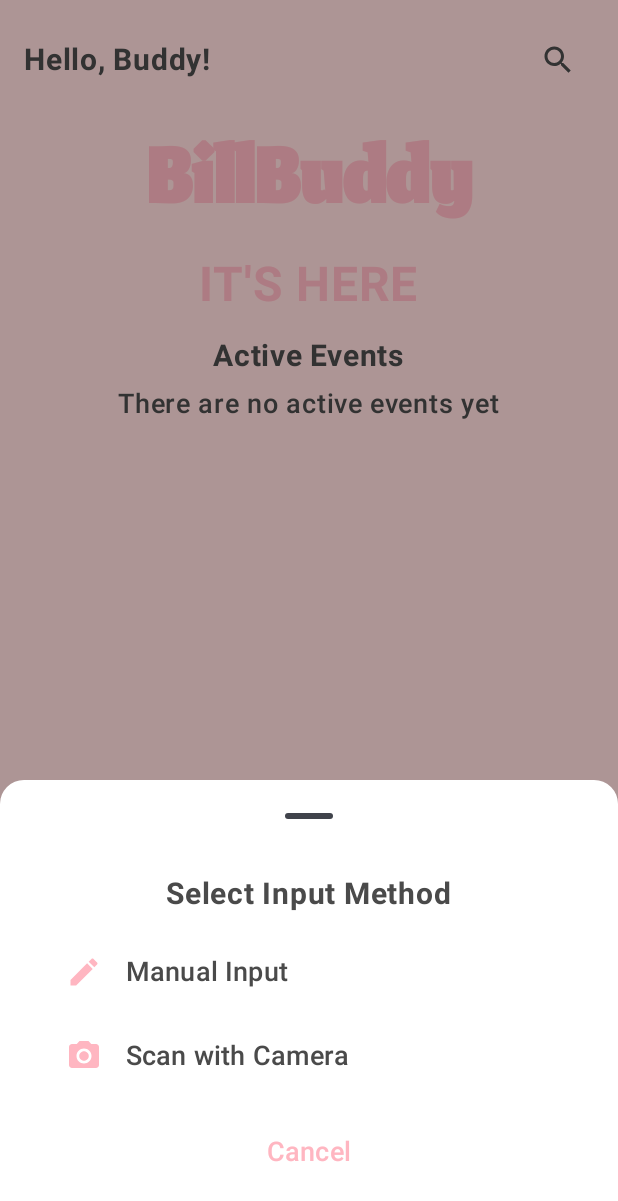
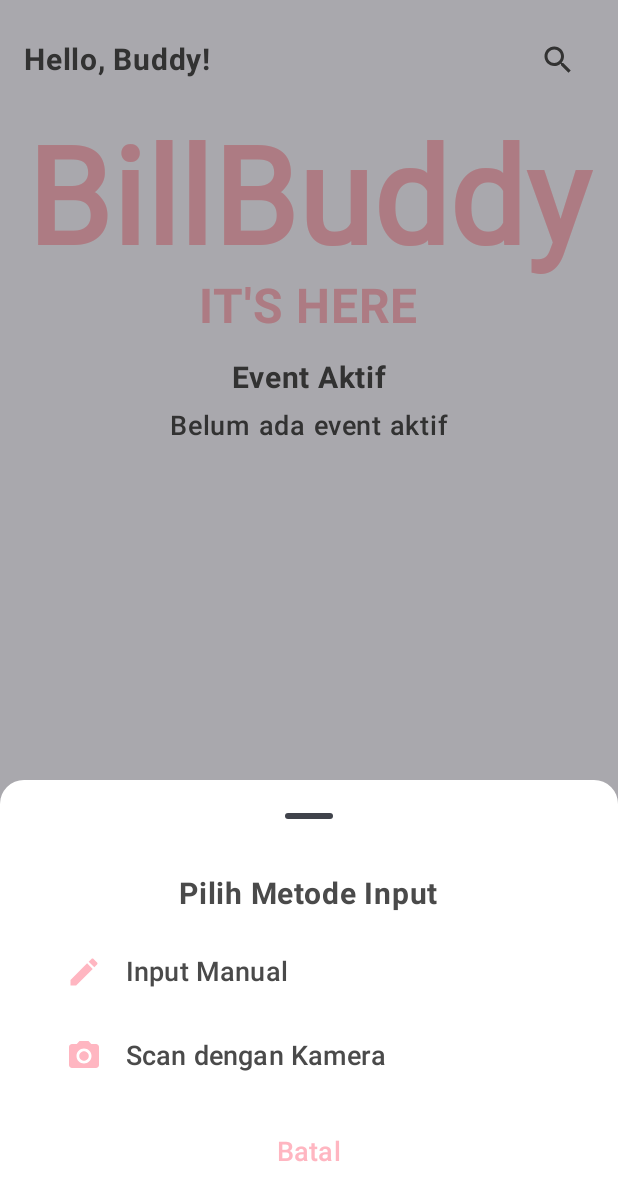
Before and after one commit to Sifaa05/Project4_Kel1, an Android app built with Jetpack Compose: the screen it shows after launch (MainActivity), after a tap on "Add Event", on a phone screen of 412 x 824 dp. Shown: the top 1201 px of the screen. Run offline under Robolectric (Android 15) with nearby library versions, the light colour scheme and no system bars; our stand-ins replace Firebase (no records; nobody signed in at launch, a user with empty details on screens opened directly), livedata-compose; Roboto replaces fonts that are not available here.

Commit message:
Selesaikan konflik pada HomeScreen.kt

```diff
--- a/app/build.gradle.kts
+++ b/app/build.gradle.kts
@@ -56,6 +56,7 @@
     implementation(libs.androidx.lifecycle.viewmodel.compose)
     implementation(libs.androidx.compose.runtime.livedata)
     implementation(libs.androidx.core.telecom)
+    implementation(libs.androidx.navigation.runtime.ktx)
 
     testImplementation(libs.junit)
     androidTestImplementation(libs.androidx.junit)
--- a/app/src/main/java/com/example/billbuddy/ui/screen/HomeScreen.kt
+++ b/app/src/main/java/com/example/billbuddy/ui/screen/HomeScreen.kt
@@ -42,7 +42,7 @@
     viewModel: MainViewModel
 ) {
     // Warna sesuai desain
-    val backgroundColor = Color(0xFFFFDCDC) // Latar pink
+    val backgroundColor = Color(0xFFDCDC) // Latar pink
     val buttonColor = Color(0xFFFFB6C1) // Warna tombol pink
     val textColor = Color(0xFF4A4A4A) // Warna teks abu-abu tua
 
@@ -83,7 +83,7 @@
             ) {
                 // Judul Bottom Sheet
                 Text(
-                    text = "Select Input Method",
+                    text = "Pilih Metode Input",
                     fontSize = 20.sp,
                     fontWeight = FontWeight.Bold,
                     color = textColor
@@ -109,12 +109,12 @@
                     ) {
                         Icon(
                             imageVector = Icons.Default.Create,
-                            contentDescription = "Manual Input",
+                            contentDescription = "Input Manual",
                             tint = buttonColor
                         )
                         Spacer(modifier = Modifier.width(16.dp))
                         Text(
-                            text = "Manual Input",
+                            text = "Input Manual",
                             fontSize = 18.sp,
                             color = textColor
                         )
@@ -141,12 +141,12 @@
                     ) {
                         Icon(
                             imageVector = Icons.Default.CameraAlt,
-                            contentDescription = "Scan with Camera",
+                            contentDescription = "Scan dengan Kamera",
                             tint = buttonColor
                         )
                         Spacer(modifier = Modifier.width(16.dp))
                         Text(
-                            text = "Scan with Camera",
+                            text = "Scan dengan Kamera",
                             fontSize = 18.sp,
                             color = textColor
                         )
@@ -167,7 +167,7 @@
                         .padding(horizontal = 16.dp)
                 ) {
                     Text(
-                        text = "Cancel",
+                        text = "Batal",
                         fontSize = 18.sp,
                         color = buttonColor
                     )
@@ -220,11 +220,11 @@
         },
         modifier = Modifier
             .fillMaxSize()
+            .background(backgroundColor)
     ) { padding ->
         Column(
             modifier = Modifier
                 .fillMaxSize()
-                .background(backgroundColor)
                 .padding(padding)
                 .padding(16.dp),
             horizontalAlignment = Alignment.CenterHorizontally
@@ -271,7 +271,7 @@
 
             // Judul Bagian
             Text(
-                text = "Active Events",
+                text = "Event Aktif",
                 fontSize = 20.sp,
                 fontWeight = FontWeight.Bold,
                 color = textColor
@@ -326,7 +326,7 @@
                                     }
                                 ) {
                                     Text(
-                                        text = "Check Details",
+                                        text = "Cek Detail",
                                         fontSize = 14.sp,
                                         color = buttonColor
                                     )
@@ -342,7 +342,7 @@
                         color = MaterialTheme.colorScheme.error
                     )
                 } ?: Text(
-                    text = "There are no active events yet",
+                    text = "Belum ada event aktif",
                     fontSize = 18.sp,
                     fontWeight = FontWeight.Medium,
                     color = textColor
--- a/gradle/libs.versions.toml
+++ b/gradle/libs.versions.toml
@@ -12,6 +12,7 @@
 composeRuntime = "1.7.4"
 firebaseBom = "33.12.0"
 coreTelecom = "1.0.0-beta01"
+navigationRuntimeKtx = "2.8.9"
 
 [libraries]
 androidx-core-ktx = { group = "androidx.core", name = "core-ktx", version.ref = "coreKtx" }
@@ -34,6 +35,7 @@
 firebase-analytics = { group = "com.google.firebase", name = "firebase-analytics" }
 firebase-firestore = { group = "com.google.firebase", name = "firebase-firestore" }
 androidx-core-telecom = { group = "androidx.core", name = "core-telecom", version.ref = "coreTelecom" }
+androidx-navigation-runtime-ktx = { group = "androidx.navigation", name = "navigation-runtime-ktx", version.ref = "navigationRuntimeKtx" }
 
 [plugins]
 android-application = { id = "com.android.application", version.ref = "agp" }
```
Also changed, not shown: app/src/main/java/com/example/billbuddy/data/SplitBillRepository.kt (+6 -366 lines), app/src/main/res/font/jomhuria_regular.ttf (deleted).
